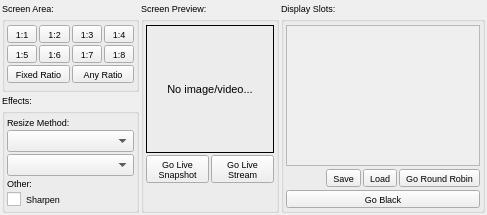
First picture: the form in desktopgui/client.ui, repository mxklabs/mxklabs-matrix, before the edit.
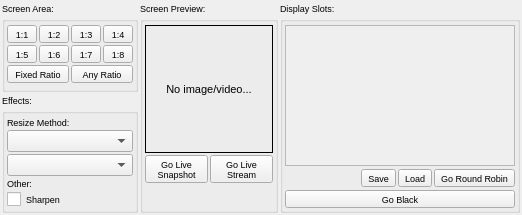
Second picture: the form after the edit.

What changed in the file:
```diff
--- a/desktopgui/client.ui
+++ b/desktopgui/client.ui
@@ -9,7 +9,7 @@
    <rect>
     <x>0</x>
     <y>0</y>
-    <width>487</width>
+    <width>522</width>
     <height>215</height>
    </rect>
   </property>
@@ -644,6 +644,12 @@
           </property>
           <item>
            <widget class="QScrollArea" name="scroll_area_slots">
+            <property name="minimumSize">
+             <size>
+              <width>230</width>
+              <height>0</height>
+             </size>
+            </property>
             <property name="widgetResizable">
              <bool>true</bool>
             </property>
@@ -652,7 +658,7 @@
               <rect>
                <x>0</x>
                <y>0</y>
-               <width>185</width>
+               <width>228</width>
                <height>139</height>
               </rect>
              </property>
@@ -741,13 +747,6 @@
                <property name="enabled">
                 <bool>true</bool>
                </property>
-               <property name="font">
-                <font>
-                 <pointsize>7</pointsize>
-                 <weight>50</weight>
-                 <bold>false</bold>
-                </font>
-               </property>
                <property name="text">
                 <string>Go Round Robin</string>
                </property>
@@ -770,13 +769,6 @@
            <verstretch>0</verstretch>
           </sizepolicy>
          </property>
-         <property name="font">
-          <font>
-           <pointsize>7</pointsize>
-           <weight>50</weight>
-           <bold>false</bold>
-          </font>
-         </property>
          <property name="text">
           <string>Go Black</string>
          </property>
```
